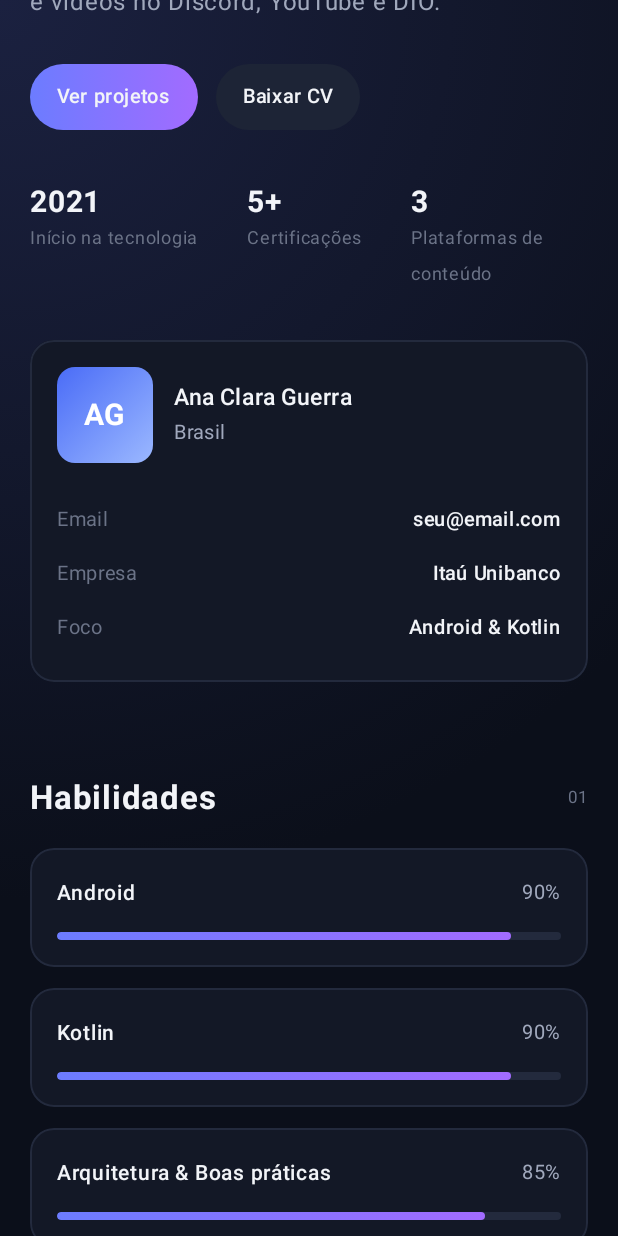
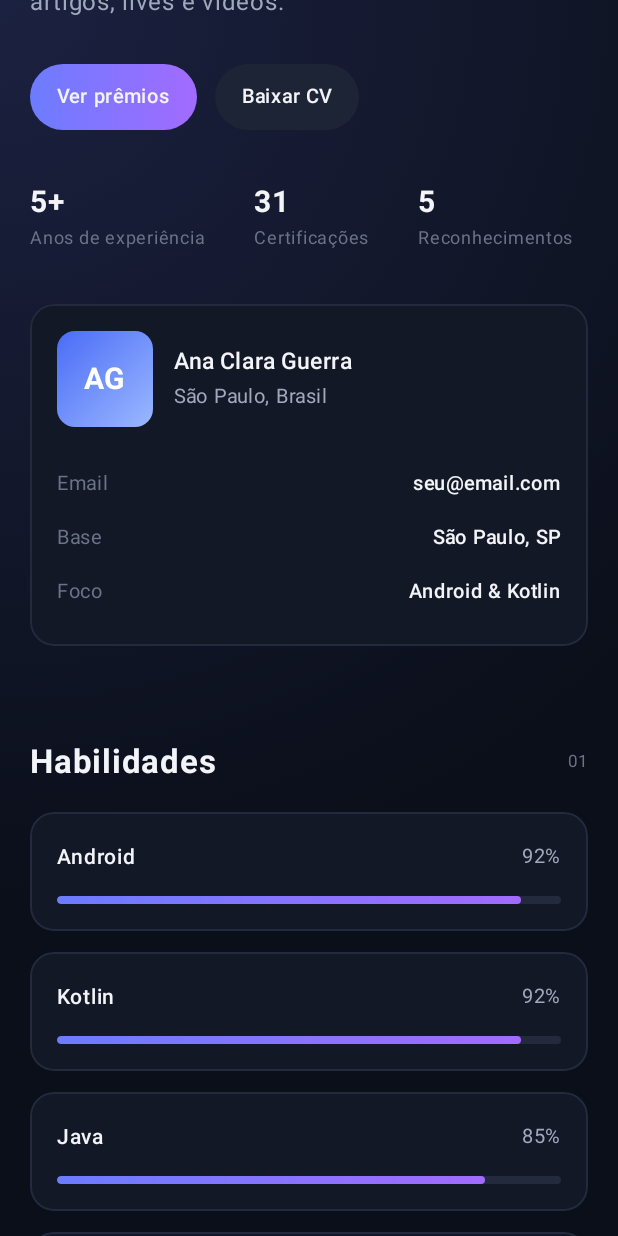
Before and after one commit to GuerraAna/Code-Me, an Android app built with Jetpack Compose: the screen it shows after launch (MainActivity), scrolled down 576 dp, on a phone screen of 412 x 824 dp. Run offline under Robolectric (Android 15) with nearby library versions, the phone set to English and light mode, and no system bars.

Commit message:
Fill portfolio with LinkedIn experience, awards and São Paulo location

```diff
--- a/cmp/composeApp/src/commonMain/kotlin/com/codeme/cmp/portfolio/PortfolioData.kt
+++ b/cmp/composeApp/src/commonMain/kotlin/com/codeme/cmp/portfolio/PortfolioData.kt
@@ -10,44 +10,56 @@ object PortfolioData {
     const val NAME = "Ana Clara Guerra"
     const val INITIALS = "AG"
     const val ROLE = "Engenheira de Software"
-    const val LOCATION = "Brasil"
+    const val LOCATION = "São Paulo, Brasil"
     const val EMAIL = "seu@email.com"
-    const val BASE = "Itaú Unibanco"
+    const val BASE = "São Paulo, SP"
     const val FOCUS = "Android & Kotlin"
     const val AVAILABILITY = "Engenheira de Software no Itaú Unibanco"
     const val BIO =
-        "Desde criança, sou apaixonada por tecnologia e design. Em 2021 iniciei a jornada em " +
-            "Análise e Desenvolvimento de Sistemas e, desde então, venho me aprimorando em arquitetura, " +
-            "boas práticas e desenvolvimento Android, compartilhando conhecimento em artigos, lives e vídeos " +
-            "no Discord, YouTube e DIO."
+        "Desde criança, sou apaixonada por tecnologia e design. Em 2021 iniciei minha história na " +
+            "tecnologia e, desde então, venho me aprimorando em arquitetura, boas práticas e desenvolvimento " +
+            "Android, atuando em soluções bancárias e compartilhando conhecimento em artigos, lives e vídeos."
 
-    val navItems = listOf("Sobre", "Habilidades", "Projetos", "Trabalhos")
+    val navItems = listOf("Sobre", "Habilidades", "Prêmios", "Experiência")
 
     val stats = listOf(
-        "2021" to "Início na tecnologia",
-        "5+" to "Certificações",
-        "3" to "Plataformas de conteúdo",
+        "5+" to "Anos de experiência",
+        "31" to "Certificações",
+        "5" to "Reconhecimentos",
     )
 
     val skills = listOf(
-        Skill("Android", 0.90f),
-        Skill("Kotlin", 0.90f),
+        Skill("Android", 0.92f),
+        Skill("Kotlin", 0.92f),
+        Skill("Java", 0.85f),
         Skill("Arquitetura & Boas práticas", 0.85f),
-        Skill("Testes", 0.80f),
-        Skill("AWS", 0.70f),
+        Skill("Observabilidade & AWS", 0.75f),
         Skill("Comunicação & Conteúdo", 0.88f),
     )
 
     val projects = listOf(
-        Project("Segurança na nuvem com AWS", "DIO", "Certificado de conclusão do bootcamp de segurança na nuvem."),
-        Project("Monitoramento e análise na AWS", "DIO", "Certificado de monitoramento e análise de workloads na AWS."),
-        Project("Code-Me", "2026", "App multiplataforma (Android, iOS e Web) com Compose Multiplatform."),
+        Project(
+            "1º lugar no Hackathon Itaú BUPJ",
+            "2026",
+            "Automação do fluxo de desenvolvimento com IA (SDD, MCP, Skills, Devin e Copilot) para reduzir o awaiting time.",
+        ),
+        Project(
+            "1º lugar no Hackathon Itaú 2021",
+            "2021",
+            "Protótipo de aplicativo desenvolvido em 8 horas para resolver a problemática proposta pelo Itaú.",
+        ),
+        Project(
+            "2º lugar no DIO Awards 2021",
+            "2021",
+            "Desenvolvedora mais influente da plataforma, por artigos e mentorias para a comunidade.",
+        ),
     )
 
     val jobs = listOf(
-        Job("Atual", "Itaú Unibanco", "Engenheira de Software", active = true),
-        Job("2021", "DIO / Alura / Udemy", "Criadora de conteúdo e estudante", active = false),
-        Job("2021", "Análise e Desenvolvimento de Sistemas", "Graduação", active = false),
+        Job("2025", "Itaú Unibanco", "Engenheira de Software", active = true),
+        Job("2024", "Mercado Livre", "Engenheira de Software", active = false),
+        Job("2021", "NTT DATA Europe & LATAM", "Android Developer · cliente Itaú (PIX, TED/TEF, Open Finance)", active = false),
+        Job("2021", "Universidade Anhembi Morumbi", "Análise e Desenvolvimento de Sistemas", active = false),
     )
 
     val socialLinks = listOf("LinkedIn", "GitHub", "YouTube")
--- a/cmp/composeApp/src/commonMain/kotlin/com/codeme/cmp/portfolio/PortfolioScreen.kt
+++ b/cmp/composeApp/src/commonMain/kotlin/com/codeme/cmp/portfolio/PortfolioScreen.kt
@@ -74,10 +74,10 @@ fun PortfolioScreen() {
                 SectionTitle("Habilidades", "01")
                 SkillsGrid(columns = if (compact) 1 else 3)
                 Spacer(Modifier.height(56.dp))
-                SectionTitle("Destaques & certificações", "02")
+                SectionTitle("Reconhecimentos e prêmios", "02")
                 ProjectsGrid(columns = if (compact) 1 else 3)
                 Spacer(Modifier.height(56.dp))
-                SectionTitle("Trajetória", "03")
+                SectionTitle("Experiência e formação", "03")
                 JobsList()
                 Spacer(Modifier.height(40.dp))
                 Footer(compact)
@@ -157,7 +157,7 @@ private fun HeroIntro() {
     Text(PortfolioData.BIO, color = PortfolioColors.TextSecondary, fontSize = 16.sp, lineHeight = 26.sp)
     Spacer(Modifier.height(28.dp))
     Row(horizontalArrangement = Arrangement.spacedBy(12.dp)) {
-        Pill(text = "Ver projetos", brush = PortfolioColors.accentGradient)
+        Pill(text = "Ver prêmios", brush = PortfolioColors.accentGradient)
         Pill(text = "Baixar CV", background = PortfolioColors.ChipBackground)
     }
     Spacer(Modifier.height(36.dp))
@@ -192,7 +192,7 @@ private fun ContactCard(modifier: Modifier) {
         }
         Spacer(Modifier.height(20.dp))
         InfoRow("Email", PortfolioData.EMAIL)
-        InfoRow("Empresa", PortfolioData.BASE)
+        InfoRow("Base", PortfolioData.BASE)
         InfoRow("Foco", PortfolioData.FOCUS)
     }
 }
```
